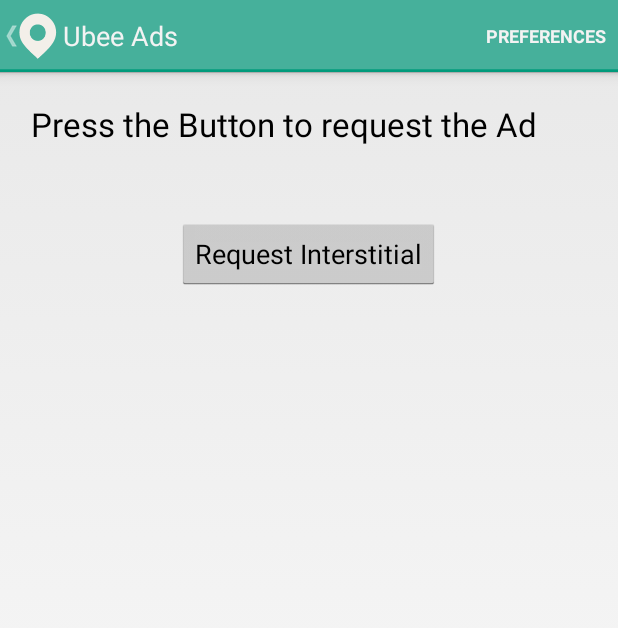
After one commit to In-Loco-Media/inlocomedia-android-sdk, an Android app: the MoPubInterstitialAdsMediationActivity screen opened directly, with no data from a screen before it, on a phone screen of 412 x 824 dp. The commit adds this screen. Shown: the top 628 px of the screen. Run offline under Robolectric (Android 15) with nearby library versions, the phone set to English and light mode, and no system bars; libraries missing offline, so code that uses them is left out: com.mopub.mobileads; pictures from the network do not load.

Commit message:
Adding mopub mediation in inlocomedia-ads-example

```diff
--- a/build.gradle
+++ b/build.gradle
@@ -2,6 +2,7 @@
 
 buildscript {
     repositories {
+        maven { url "http://minakov.github.io/mopub-sdk-android-aar" }
         jcenter()
     }
     dependencies {
@@ -14,6 +15,7 @@ buildscript {
 
 allprojects {
     repositories {
+        maven { url "http://minakov.github.io/mopub-sdk-android-aar" }
         jcenter()
     }
 }
--- a/samples/inlocomedia-ads-example/build.gradle
+++ b/samples/inlocomedia-ads-example/build.gradle
@@ -7,6 +7,7 @@ dependencies {
     compile 'com.android.support:recyclerview-v7:21.0.3'
     compile 'com.google.android.gms:play-services-ads:6.5.87'
     compile 'com.android.support:appcompat-v7:21.0.3'
+    compile 'com.mopub.mobileads:mopub-android:+@aar'
 
     /*
     compile 'com.inlocomedia.android:android-sdk:1.7.2'
--- a/samples/inlocomedia-ads-example/src/main/res/values/config.xml
+++ b/samples/inlocomedia-ads-example/src/main/res/values/config.xml
@@ -1,7 +1,9 @@
 <?xml version="1.0" encoding="utf-8"?>
 <resources>
 
-    <string name="ad_mob_banner_ad_unit">"_____________"</string>
-    <string name="ad_mob_interstitial_ad_unit">"_____________"</string>
+    <string name="ad_mob_banner_ad_unit">____________</string>
+    <string name="ad_mob_interstitial_ad_unit">____________</string>
+    <string name="mopub_banner_ad_unit">____________</string>
+    <string name="mopub_interstitial_ad_unit">____________</string>
 
 </resources>
--- /dev/null
+++ b/samples/inlocomedia-ads-example/src/main/src/in/ubee/ads/example/activities/MoPubInterstitialAdsMediationActivity.java
@@ -0,0 +1,72 @@
+package in.ubee.ads.example.activities;
+
+import android.os.Bundle;
+import android.view.View;
+import android.view.View.OnClickListener;
+import android.widget.TextView;
+
+import com.mopub.mobileads.MoPubErrorCode;
+import com.mopub.mobileads.MoPubInterstitial;
+
+import in.ubee.ads.example.R;
+import in.ubee.ads.example.activities.util.BaseActivity;
+
+public class MoPubInterstitialAdsMediationActivity extends BaseActivity {
+
+    protected void onCreate(Bundle savedInstanceState) {
+        super.onCreate(savedInstanceState);
+
+        this.setContentView(R.layout.interstitial_ad_activity_layout);
+
+        View view = findViewById(R.id.request_interstitial_button);
+
+        view.setOnClickListener(new OnClickListener() {
+
+            public void onClick(View view) {
+
+                TextView textView = (TextView) findViewById(R.id.description_text);
+                textView.setText("Requesting Interstitial...");
+
+                final MoPubInterstitial iAd = new MoPubInterstitial(MoPubInterstitialAdsMediationActivity.this, getString(R.string.mopub_interstitial_ad_unit));
+                iAd.setInterstitialAdListener(new MoPubInterstitial.InterstitialAdListener() {
+                    @Override
+                    public void onInterstitialLoaded(MoPubInterstitial moPubInterstitial) {
+                        TextView textView = (TextView) findViewById(R.id.description_text);
+                        textView.setText("The InterstitialAd is ready. Will be shown in half second");
+
+                        textView.postDelayed(new Runnable() {
+                            public void run() {
+                                iAd.show();
+                            }
+                        }, 500);
+                    }
+
+                    @Override
+                    public void onInterstitialFailed(MoPubInterstitial moPubInterstitial, MoPubErrorCode moPubErrorCode) {
+                        TextView view = (TextView) findViewById(R.id.description_text);
+                        view.setText("AdError: " + moPubErrorCode);
+                        view.setVisibility(View.VISIBLE);
+                    }
+
+                    @Override
+                    public void onInterstitialShown(MoPubInterstitial moPubInterstitial) {
+
+                    }
+
+                    @Override
+                    public void onInterstitialClicked(MoPubInterstitial moPubInterstitial) {
+
+                    }
+
+                    @Override
+                    public void onInterstitialDismissed(MoPubInterstitial moPubInterstitial) {
+                        TextView view = (TextView) findViewById(R.id.description_text);
+                        view.setText("The InterstitialAd was closed");
+                    }
+                });
+
+                iAd.load();
+            }
+        });
+    }
+}
--- a/samples/inlocomedia-ads-example/src/main/src/in/ubee/ads/example/activities/util/ListItem.java
+++ b/samples/inlocomedia-ads-example/src/main/src/in/ubee/ads/example/activities/util/ListItem.java
@@ -13,7 +13,7 @@ public class ListItem implements Serializable {
     private ItemType type;
 
     public enum ItemType {
-        HEADER, DISPLAY, INTERSTITIAL, NATIVE, ADMOB_MEDIATION, NOTIFICATION, FEED, AD_VIEW_USING_XML;
+        HEADER, DISPLAY, INTERSTITIAL, NATIVE, ADMOB_MEDIATION, MOPUB_MEDIATION, NOTIFICATION, FEED, AD_VIEW_USING_XML;
     }
 
     private String displayableString;
```
Also changed, not shown: samples/inlocomedia-ads-example/src/main/AndroidManifest.xml (+11 -4 lines), samples/inlocomedia-ads-example/src/main/src/in/ubee/ads/example/activities/MainActivity.java (+15 -2 lines), samples/inlocomedia-ads-example/src/main/src/in/ubee/ads/example/activities/MoPubDisplayAdsMediationActivity.java (added, +76 -0 lines), samples/inlocomedia-ads-example/libs/inlocomedia-adapters-admob-1.2.1.jar (deleted), samples/inlocomedia-ads-example/libs/inlocomedia-adapters-admob-1.2.2.jar (added), samples/inlocomedia-ads-example/libs/inlocomedia-adapters-mopub-1.2.2.jar (added).
